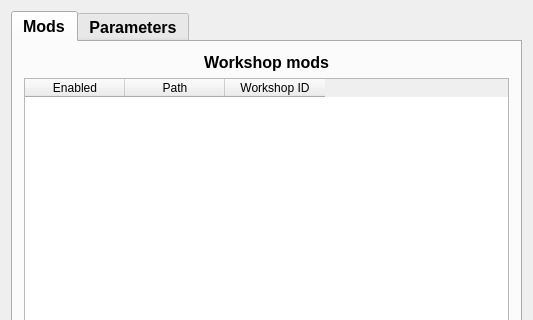
Old version of the form src/arma3-unix-launcher/mainwindow.ui in the repository muttleyxd/arma3-unix-launcher; both pictures show x 0 to 533 and y 0 to 320 of the 533 by 577 pixel window.
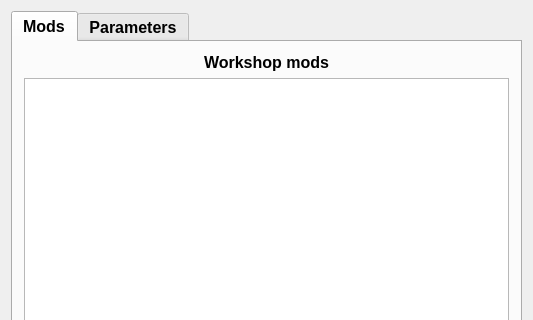
New version of the form. Custom widgets are drawn as their Qt base class.

The edit to the form file:
```diff
--- a/src/arma3-unix-launcher/mainwindow.ui
+++ b/src/arma3-unix-launcher/mainwindow.ui
@@ -59,50 +59,7 @@
              </widget>
             </item>
             <item>
-             <widget class="QModList" name="tableWidget">
-              <property name="dragEnabled">
-               <bool>true</bool>
-              </property>
-              <property name="dragDropOverwriteMode">
-               <bool>false</bool>
-              </property>
-              <property name="dragDropMode">
-               <enum>QAbstractItemView::InternalMove</enum>
-              </property>
-              <property name="defaultDropAction">
-               <enum>Qt::MoveAction</enum>
-              </property>
-              <property name="alternatingRowColors">
-               <bool>true</bool>
-              </property>
-              <property name="selectionBehavior">
-               <enum>QAbstractItemView::SelectRows</enum>
-              </property>
-              <property name="gridStyle">
-               <enum>Qt::DotLine</enum>
-              </property>
-              <property name="columnCount">
-               <number>3</number>
-              </property>
-              <attribute name="verticalHeaderVisible">
-               <bool>false</bool>
-              </attribute>
-              <column>
-               <property name="text">
-                <string>Enabled</string>
-               </property>
-              </column>
-              <column>
-               <property name="text">
-                <string>Path</string>
-               </property>
-              </column>
-              <column>
-               <property name="text">
-                <string>Workshop ID</string>
-               </property>
-              </column>
-             </widget>
+             <widget class="QModView" name="tableView"/>
             </item>
            </layout>
           </item>
@@ -123,9 +80,9 @@
  <layoutdefault spacing="6" margin="11"/>
  <customwidgets>
   <customwidget>
-   <class>QModList</class>
-   <extends>QTableWidget</extends>
-   <header location="global">qmodlist.hpp</header>
+   <class>QModView</class>
+   <extends>QTableView</extends>
+   <header location="global">qmodview.hpp</header>
   </customwidget>
  </customwidgets>
  <resources/>
```
